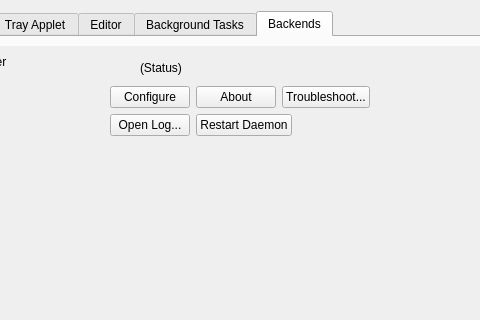
This is data/qt/preferences.ui in polychromatic/polychromatic as Qt 5 draws it before an edit; both pictures show x 86 to 566 and y 0 to 320 of the 655 by 471 pixel window. The edited form follows.
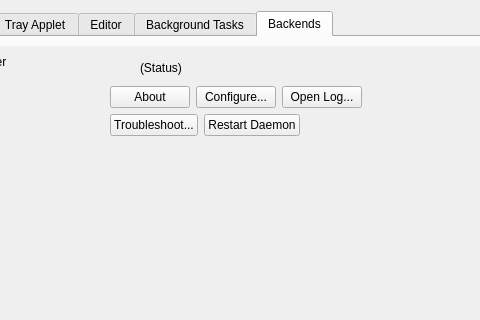
This is the edited form. The open tabs and pages were chosen to show the change. Icons and pictures are not drawn.

What changed in the file:
```diff
--- a/data/qt/preferences.ui
+++ b/data/qt/preferences.ui
@@ -833,16 +833,6 @@
                  <property name="bottomMargin">
                   <number>0</number>
                  </property>
-                 <item>
-                  <widget class="QPushButton" name="OpenRazerSettings">
-                   <property name="text">
-                    <string>Configure</string>
-                   </property>
-                   <property name="icon">
-                    <iconset theme="configure"/>
-                   </property>
-                  </widget>
-                 </item>
                  <item>
                   <widget class="QPushButton" name="OpenRazerAbout">
                    <property name="text">
@@ -855,12 +845,24 @@
                   </widget>
                  </item>
                  <item>
-                  <widget class="QPushButton" name="OpenRazerTroubleshoot">
+                  <widget class="QPushButton" name="OpenRazerSettings">
                    <property name="text">
-                    <string>Troubleshoot...</string>
+                    <string>Configure...</string>
                    </property>
                    <property name="icon">
-                    <iconset theme="tools"/>
+                    <iconset theme="configure">
+                     <normaloff>.</normaloff>.</iconset>
+                   </property>
+                  </widget>
+                 </item>
+                 <item>
+                  <widget class="QPushButton" name="OpenRazerOpenLog">
+                   <property name="text">
+                    <string>Open Log...</string>
+                   </property>
+                   <property name="icon">
+                    <iconset theme="folder">
+                     <normaloff>.</normaloff>.</iconset>
                    </property>
                   </widget>
                  </item>
@@ -896,9 +898,9 @@
                   <number>0</number>
                  </property>
                  <item>
-                  <widget class="QPushButton" name="OpenRazerOpenLog">
+                  <widget class="QPushButton" name="OpenRazerTroubleshoot">
                    <property name="text">
-                    <string>Open Log...</string>
+                    <string>Troubleshoot...</string>
                    </property>
                    <property name="icon">
                     <iconset theme="folder"/>
```
Left out of the diff: 68 changed lines with no effect on the pictures.
